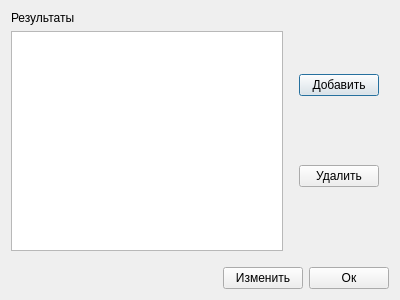
This is ui/resultdisciplinewindow.ui in 7enSmile/clientVKR as Qt 5 draws it before an edit. The edited form follows.
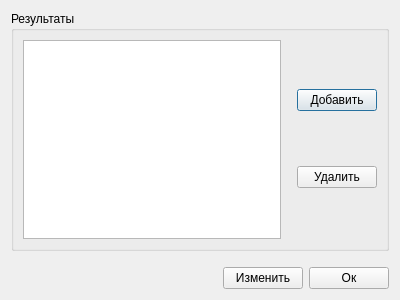
This is the edited form.

What changed in the file:
```diff
--- a/ui/resultdisciplinewindow.ui
+++ b/ui/resultdisciplinewindow.ui
@@ -15,16 +15,15 @@
   </property>
   <layout class="QVBoxLayout" name="verticalLayout_2">
    <item>
+    <widget class="QGroupBox" name="groupBox">
+     <property name="title">
+      <string>Результаты</string>
+     </property>
+     <layout class="QVBoxLayout" name="verticalLayout_4">
+      <item>
     <layout class="QHBoxLayout" name="horizontalLayout">
      <item>
       <layout class="QVBoxLayout" name="verticalLayout_3">
-       <item>
-        <widget class="QLabel" name="label">
-         <property name="text">
-          <string>Результаты</string>
-         </property>
-        </widget>
-       </item>
        <item>
         <widget class="QTableView" name="tableViewResult">
          <attribute name="horizontalHeaderVisible">
@@ -71,23 +70,10 @@
        </item>
       </layout>
      </item>
-     <item>
-      <spacer name="horizontalSpacer_3">
-       <property name="orientation">
-        <enum>Qt::Horizontal</enum>
-       </property>
-       <property name="sizeType">
-        <enum>QSizePolicy::Fixed</enum>
-       </property>
-       <property name="sizeHint" stdset="0">
-        <size>
-         <width>10</width>
-         <height>20</height>
-        </size>
-       </property>
-      </spacer>
-     </item>
-    </layout>
+       </layout>
+      </item>
+     </layout>
+    </widget>
    </item>
    <item>
     <spacer name="verticalSpacer">
```
Lines whose indentation alone changed are shown as unchanged.
